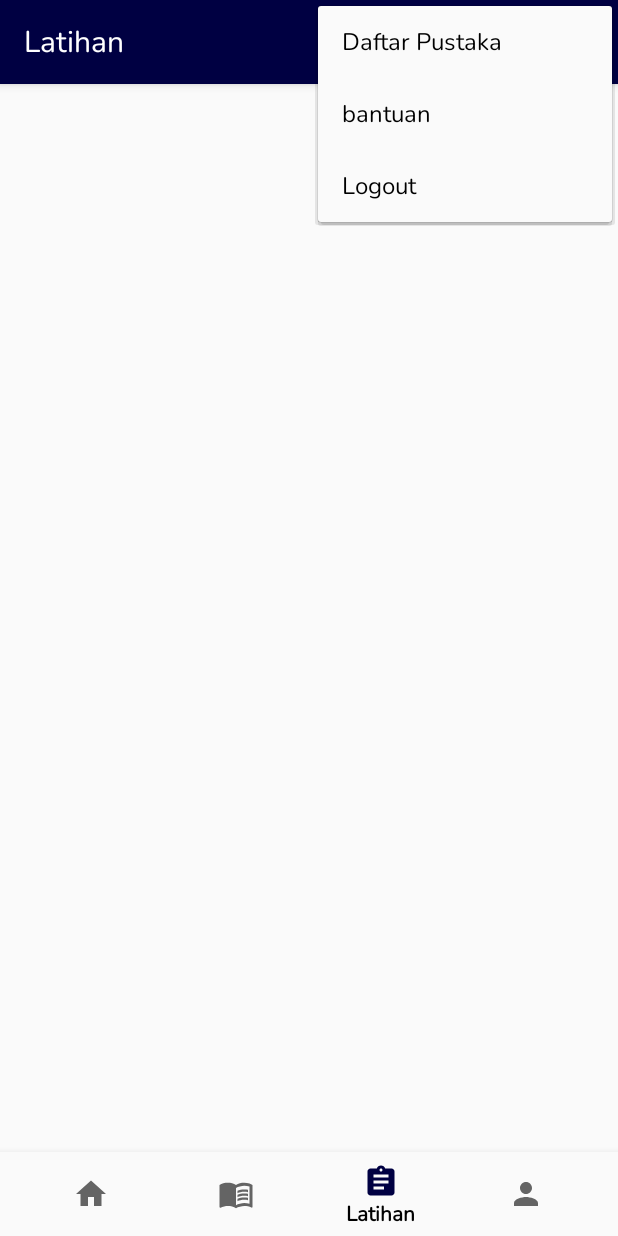
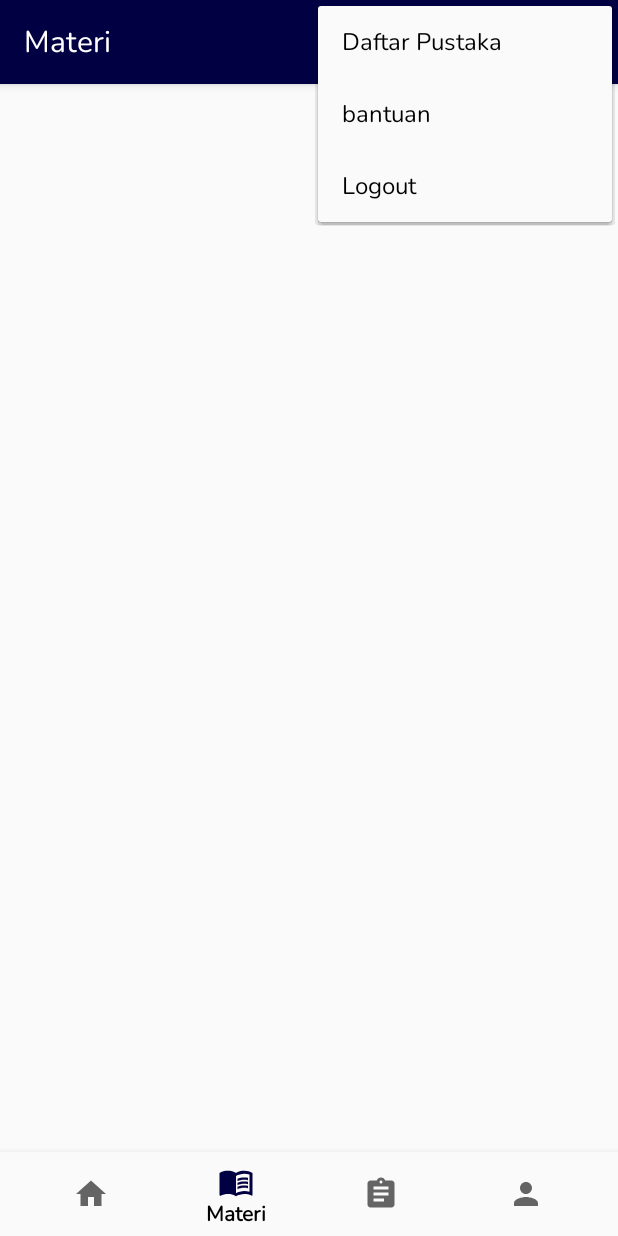
Before and after one commit to Lide-Dev/MediaInteraktif, an Android app: the MateriFragmentNav screen opened through its navigation route, with the options menu open, on a phone screen of 412 x 824 dp. Run offline under Robolectric (Android 15) with nearby library versions, the phone set to English and light mode, and no system bars; our stand-ins replace Firebase (no records; nobody signed in at launch, a user with empty details on screens opened directly), navigation-ui.

Commit message:
HomeActivity.kt:  Fix Ambiguous in BotNavBar

```diff
--- a/app/src/main/java/com/mediainteraktif/MateriActivity.kt
+++ b/app/src/main/java/com/mediainteraktif/MateriActivity.kt
@@ -2,7 +2,6 @@ package com.mediainteraktif
 
 import android.os.Bundle
 import androidx.appcompat.app.AppCompatActivity
-import com.google.firebase.firestore.FirebaseFirestore
 import com.mediainteraktif.ui.materi.MateriFragment
 
 class MateriActivity : AppCompatActivity() {
--- a/app/src/main/java/com/mediainteraktif/ui/home/HomeFragment.kt
+++ b/app/src/main/java/com/mediainteraktif/ui/home/HomeFragmentNav.kt
@@ -21,7 +21,7 @@ import com.mediainteraktif.adapter.HomeAdapter
 import com.mediainteraktif.model.HomeModel
 import com.mediainteraktif.ui.materi.MateriFragment.Companion.ID_DOCUMENT
 
-class HomeFragment : Fragment(), HomeAdapter.OnItemClickListener {
+class HomeFragmentNav : Fragment(), HomeAdapter.OnItemClickListener {
     private lateinit var mAuth: FirebaseAuth
     private lateinit var mFirestore: FirebaseFirestore
     private lateinit var adapter: HomeAdapter
@@ -31,7 +31,7 @@ class HomeFragment : Fragment(), HomeAdapter.OnItemClickListener {
         container: ViewGroup?,
         savedInstanceState: Bundle?
     ): View? {
-        val root = inflater.inflate(R.layout.fragment_home, container, false)
+        val root = inflater.inflate(R.layout.fragment_home_nav, container, false)
 
         mAuth = FirebaseAuth.getInstance()
         val mUser: FirebaseUser? = mAuth.currentUser
--- a/app/src/main/java/com/mediainteraktif/ui/profile/ProfileFragment.kt
+++ b/app/src/main/java/com/mediainteraktif/ui/latihan/LatihanFragmentNav.kt
@@ -1,4 +1,4 @@
-package com.mediainteraktif.ui.profile
+package com.mediainteraktif.ui.latihan
 
 import android.os.Bundle
 import android.view.LayoutInflater
@@ -7,13 +7,13 @@ import android.view.ViewGroup
 import androidx.fragment.app.Fragment
 import com.mediainteraktif.R
 
-class ProfileFragment : Fragment() {
+class LatihanFragmentNav : Fragment() {
     override fun onCreateView(
         inflater: LayoutInflater,
         container: ViewGroup?,
         savedInstanceState: Bundle?
     ): View? {
-        val root = inflater.inflate(R.layout.fragment_profile, container, false)
+        val root = inflater.inflate(R.layout.fragment_latihan_nav, container, false)
         return root
     }
 }
--- a/app/src/main/java/com/mediainteraktif/ui/latihan/LatihanFragment.kt
+++ b/app/src/main/java/com/mediainteraktif/ui/materi/MateriFragmentNav.kt
@@ -1,22 +1,20 @@
-package com.mediainteraktif.ui.latihan
+package com.mediainteraktif.ui.materi
 
 import android.os.Bundle
 import android.view.LayoutInflater
 import android.view.View
 import android.view.ViewGroup
-import android.widget.TextView
 import androidx.fragment.app.Fragment
-import androidx.lifecycle.Observer
-import androidx.lifecycle.ViewModelProviders
 import com.mediainteraktif.R
 
-class LatihanFragment : Fragment() {
+class MateriFragmentNav : Fragment() {
     override fun onCreateView(
         inflater: LayoutInflater,
         container: ViewGroup?,
         savedInstanceState: Bundle?
     ): View? {
-        val root = inflater.inflate(R.layout.fragment_latihan, container, false)
+        val root = inflater.inflate(R.layout.fragment_materi_nav, container, false)
         return root
+
     }
 }
--- a/app/src/main/res/layout/fragment_home.xml
+++ b/app/src/main/res/layout/fragment_home_nav.xml
@@ -5,7 +5,7 @@
     android:layout_width="match_parent"
     android:layout_height="match_parent"
     android:orientation="vertical"
-    tools:context=".ui.home.HomeFragment">
+    tools:context=".ui.home.HomeFragmentNav">
 
     <androidx.constraintlayout.widget.ConstraintLayout
         android:layout_width="match_parent"
--- a/app/src/main/res/layout/fragment_latihan.xml
+++ b/app/src/main/res/layout/fragment_latihan_nav.xml
@@ -4,7 +4,7 @@
     xmlns:tools="http://schemas.android.com/tools"
     android:layout_width="match_parent"
     android:layout_height="match_parent"
-    tools:context=".ui.latihan.LatihanFragment">
+    tools:context=".ui.latihan.LatihanFragmentNav">
 
     <TextView
         android:id="@+id/text_notifications"
--- /dev/null
+++ b/app/src/main/res/layout/fragment_materi_nav.xml
@@ -0,0 +1,6 @@
+<?xml version="1.0" encoding="utf-8"?>
+<androidx.constraintlayout.widget.ConstraintLayout xmlns:android="http://schemas.android.com/apk/res/android"
+    android:layout_width="match_parent"
+    android:layout_height="match_parent">
+
+</androidx.constraintlayout.widget.ConstraintLayout>
--- a/app/src/main/res/navigation/home_navigation.xml
+++ b/app/src/main/res/navigation/home_navigation.xml
@@ -7,25 +7,25 @@
 
     <fragment
         android:id="@+id/navigation_home"
-        android:name="com.mediainteraktif.ui.home.HomeFragment"
+        android:name="com.mediainteraktif.ui.home.HomeFragmentNav"
         android:label="@string/home"
-        tools:layout="@layout/fragment_home" />
+        tools:layout="@layout/fragment_home_nav" />
 
     <fragment
         android:id="@+id/navigation_materi"
-        android:name="com.mediainteraktif.ui.materi.MateriFragment"
+        android:name="com.mediainteraktif.ui.materi.MateriFragmentNav"
         android:label="@string/materi"
-        tools:layout="@layout/fragment_materi" />
+        tools:layout="@layout/fragment_materi_nav" />
 
     <fragment
         android:id="@+id/navigation_latihan"
-        android:name="com.mediainteraktif.ui.latihan.LatihanFragment"
+        android:name="com.mediainteraktif.ui.latihan.LatihanFragmentNav"
         android:label="@string/latihan"
-        tools:layout="@layout/fragment_latihan" />
+        tools:layout="@layout/fragment_latihan_nav" />
 
     <fragment
         android:id="@+id/navigation_profile"
-        android:name="com.mediainteraktif.ui.profile.ProfileFragment"
+        android:name="com.mediainteraktif.ui.profile.ProfileFragmentNav"
         android:label="@string/profile"
-        tools:layout="@layout/fragment_profile" />
+        tools:layout="@layout/fragment_profile_nav" />
 </navigation>
```
Also changed, not shown: app/src/main/java/com/mediainteraktif/ui/materi/MateriFragment.kt (+26 -17 lines), app/src/main/java/com/mediainteraktif/ui/profile/ProfileFragmentNav.kt (added, +19 -0 lines), app/src/main/res/layout/fragment_profile_nav.xml (renamed from app/src/main/res/layout/fragment_profile.xml).
